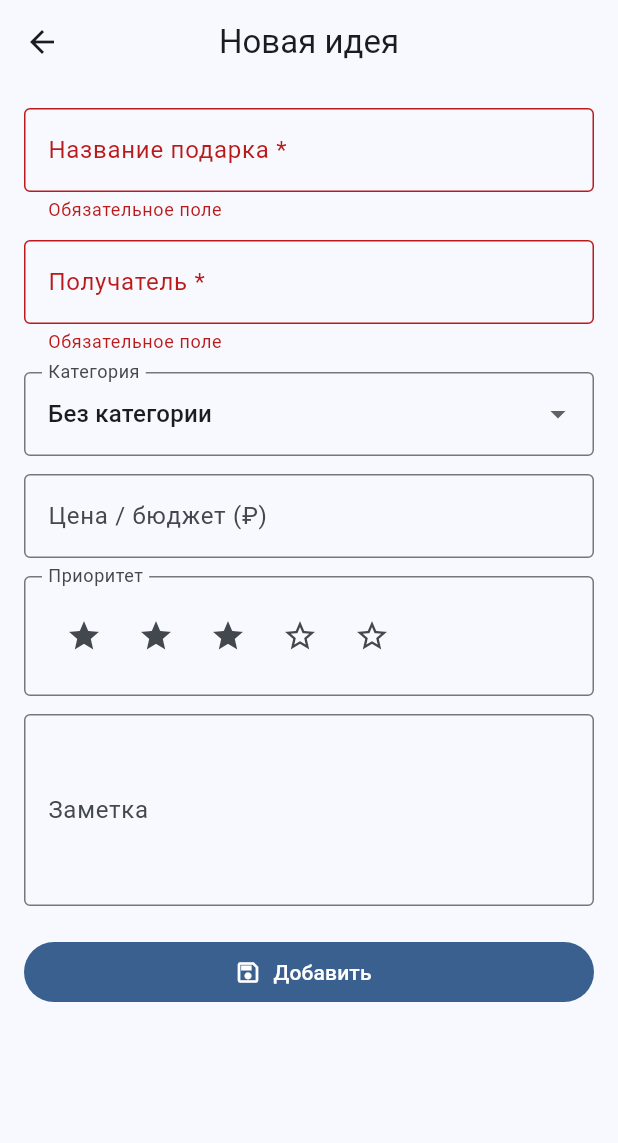
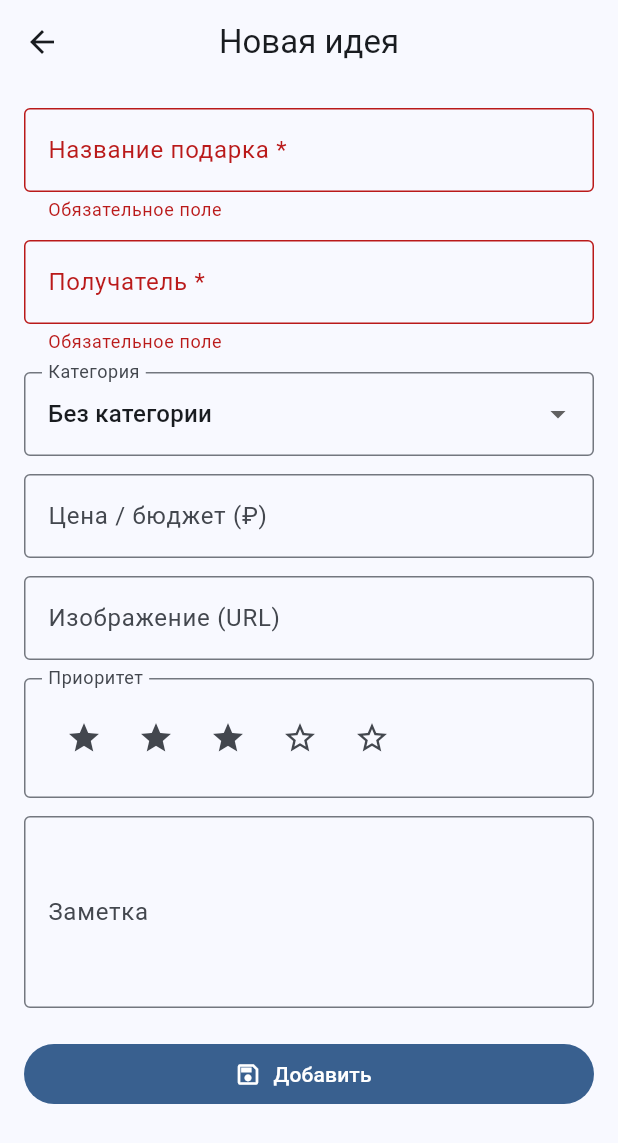
Before and after one commit to superillegal/wishListApp, a Flutter app: the GiftFormScreen screen opened directly, after a tap on "Добавить", on a phone screen of 412 x 824 dp. Shown: the top 1143 px of the screen. Run offline on Flutter 3.47's test engine with Material 3 defaults, Android fonts, the phone set to English and light mode, and no system bars; our stand-ins replace cached_network_image.

Commit message:
image service

```diff
--- a/lib/models/gift.dart
+++ b/lib/models/gift.dart
@@ -12,6 +12,7 @@ class Gift {
   final DateTime? datePurchased;
   final String? category;      // опц.
   final String? note;          // опц.
+  final String? imageUrl;      // опц. ссылка на изображение
 
   const Gift({
     required this.id,
@@ -24,6 +25,7 @@ class Gift {
     required this.datePurchased,
     required this.category,
     required this.note,
+    required this.imageUrl,
   });
 
   Gift copyWith({
@@ -37,6 +39,7 @@ class Gift {
     DateTime? datePurchased,
     String? category,
     String? note,
+    String? imageUrl,
   }) {
     return Gift(
       id: id ?? this.id,
@@ -49,6 +52,7 @@ class Gift {
       datePurchased: datePurchased ?? this.datePurchased,
       category: category ?? this.category,
       note: note ?? this.note,
+      imageUrl: imageUrl ?? this.imageUrl,
     );
   }
 
@@ -59,6 +63,7 @@ class Gift {
     int priority = 3,
     String? category,
     String? note,
+    String? imageUrl,
   }) {
     final now = DateTime.now();
     return Gift(
@@ -72,6 +77,7 @@ class Gift {
       datePurchased: null,
       category: category,
       note: note,
+      imageUrl: imageUrl,
     );
   }
 }
--- a/lib/screens/gift_detail_screen.dart
+++ b/lib/screens/gift_detail_screen.dart
@@ -1,6 +1,7 @@
 import 'package:flutter/material.dart';
 import '../models/gift.dart';
 import '../utils/format.dart';
+import '../widgets/gift_image.dart';
 import 'gift_form_screen.dart';
 
 class GiftDetailScreen extends StatelessWidget {
@@ -78,6 +79,7 @@ class GiftDetailScreen extends StatelessWidget {
       ),
       body: ListView(
         children: [
+          GiftHeaderImage(imageUrl: gift.imageUrl, title: gift.title),
           Container(
             padding: const EdgeInsets.all(24),
             decoration: BoxDecoration(
@@ -120,6 +122,8 @@ class GiftDetailScreen extends StatelessWidget {
               value: gift.datePurchased == null ? '—' : formatDate(gift.datePurchased!)),
           if (gift.note != null && gift.note!.trim().isNotEmpty)
             _InfoTile(label: 'Заметка', value: gift.note!),
+          if (gift.imageUrl != null && gift.imageUrl!.trim().isNotEmpty)
+            _InfoTile(label: 'Ссылка на изображение', value: gift.imageUrl!),
           const SizedBox(height: 12),
           Padding(
             padding: const EdgeInsets.symmetric(horizontal: 16),
--- a/lib/screens/gift_form_screen.dart
+++ b/lib/screens/gift_form_screen.dart
@@ -1,5 +1,7 @@
+import 'package:flutter/foundation.dart';
 import 'package:flutter/material.dart';
 import '../models/gift.dart';
+import '../services/image_service.dart';
 
 class GiftFormScreen extends StatefulWidget {
   final Gift? initial;
@@ -15,6 +17,7 @@ class _GiftFormScreenState extends State<GiftFormScreen> {
   late final TextEditingController _title;
   late final TextEditingController _recipient;
   late final TextEditingController _price;
+  late final TextEditingController _image;
   String? _category;
   late int _priority;
   late final TextEditingController _note;
@@ -39,6 +42,7 @@ class _GiftFormScreenState extends State<GiftFormScreen> {
     _recipient = TextEditingController(text: g?.recipient ?? '');
     _price = TextEditingController(
         text: g?.plannedPrice == null ? '' : g!.plannedPrice!.toString());
+    _image = TextEditingController(text: g?.imageUrl ?? '');
     _category = g?.category ?? 'Без категории';
     _priority = g?.priority ?? 3;
     _note = TextEditingController(text: g?.note ?? '');
@@ -49,11 +53,12 @@ class _GiftFormScreenState extends State<GiftFormScreen> {
     _title.dispose();
     _recipient.dispose();
     _price.dispose();
+    _image.dispose();
     _note.dispose();
     super.dispose();
   }
 
-  void _submit() {
+  Future<void> _submit() async {
     if (!_formKey.currentState!.validate()) return;
 
     final price = _price.text.trim().isEmpty
@@ -67,6 +72,18 @@ class _GiftFormScreenState extends State<GiftFormScreen> {
     }
 
     if (widget.initial == null) {
+      final manualImage = _image.text.trim();
+      String? resolvedImage;
+      if (manualImage.isEmpty) {
+        try {
+          resolvedImage = await ImageService.instance.generateImageUrl();
+        } catch (e) {
+          resolvedImage = null;
+          debugPrint('Не удалось получить изображение из пула: $e');
+        }
+      } else {
+        resolvedImage = manualImage;
+      }
       final created = Gift.newDraft(
         title: _title.text.trim(),
         recipient: _recipient.text.trim(),
@@ -74,6 +91,7 @@ class _GiftFormScreenState extends State<GiftFormScreen> {
         priority: _priority,
         category: (_category == 'Без категории') ? null : _category,
         note: _note.text.trim().isEmpty ? null : _note.text.trim(),
+        imageUrl: resolvedImage,
       );
       Navigator.pop(context, created);
     } else {
@@ -84,6 +102,7 @@ class _GiftFormScreenState extends State<GiftFormScreen> {
         priority: _priority,
         category: (_category == 'Без категории') ? null : _category,
         note: _note.text.trim().isEmpty ? null : _note.text.trim(),
+        imageUrl: _image.text.trim().isEmpty ? null : _image.text.trim(),
       );
       Navigator.pop(context, updated);
     }
@@ -139,6 +158,14 @@ class _GiftFormScreenState extends State<GiftFormScreen> {
               ),
             ),
             const SizedBox(height: 12),
+            TextFormField(
+              controller: _image,
+              decoration: const InputDecoration(
+                labelText: 'Изображение (URL)',
+                hintText: 'https://example.com/present.jpg',
+              ),
+            ),
+            const SizedBox(height: 12),
             InputDecorator(
               decoration: const InputDecoration(labelText: 'Приоритет'),
               child: Row(
```
Also changed, not shown: lib/screens/home_screen.dart (+79 -6 lines), lib/widgets/gift_image.dart (added, +124 -0 lines), lib/widgets/gift_tile.dart (+20 -3 lines), 1 other file.
